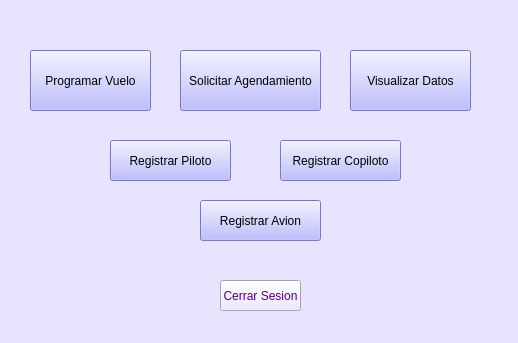
Before: the Qt Designer form Interfaces Aeropuerto/interfazAerolinea.ui in vanesagustin98/Aerocamp, drawn with Qt 5.
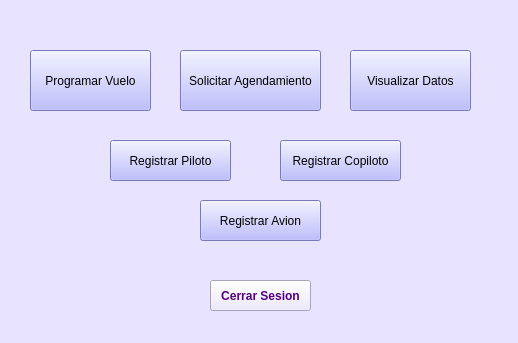
After: the same form once the commit is applied.

```diff
--- a/Interfaces Aeropuerto/interfazAerolinea.ui
+++ b/Interfaces Aeropuerto/interfazAerolinea.ui
@@ -83,12 +83,18 @@
    <widget class="QPushButton" name="bt_cerrarSesion">
     <property name="geometry">
      <rect>
-      <x>220</x>
+      <x>210</x>
       <y>280</y>
-      <width>81</width>
+      <width>101</width>
       <height>31</height>
      </rect>
     </property>
+    <property name="font">
+     <font>
+      <weight>75</weight>
+      <bold>true</bold>
+     </font>
+    </property>
     <property name="styleSheet">
      <string notr="true">background-color: rgb(232, 228, 255);
 color: rgb(85, 0, 127);</string>
```
